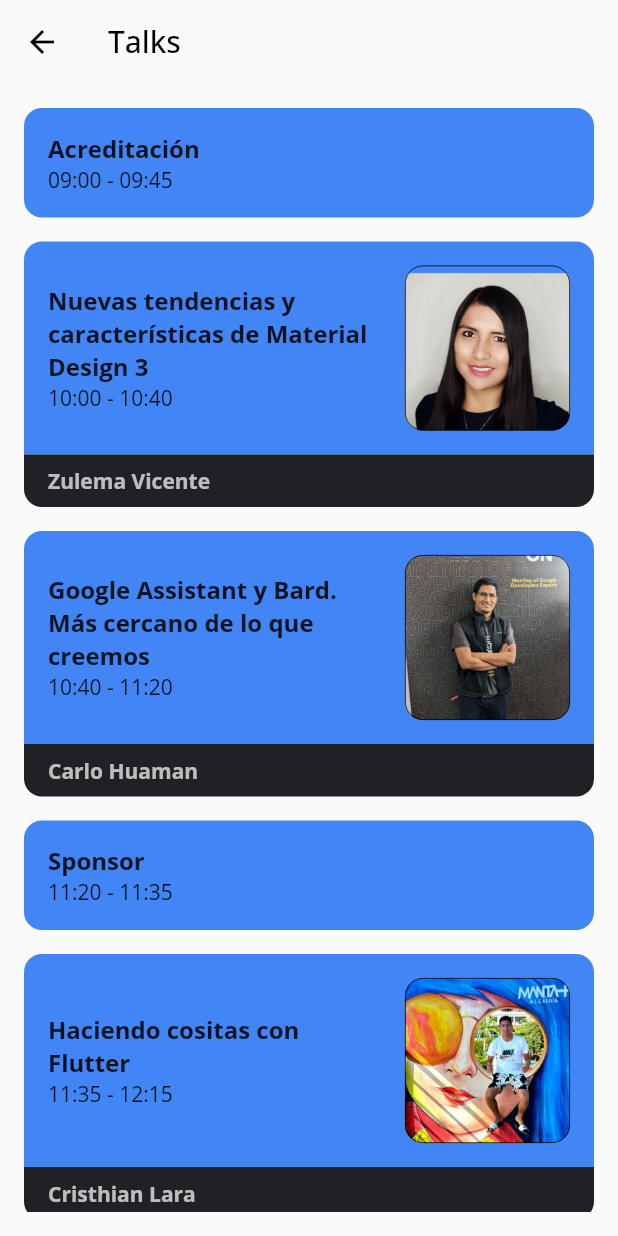
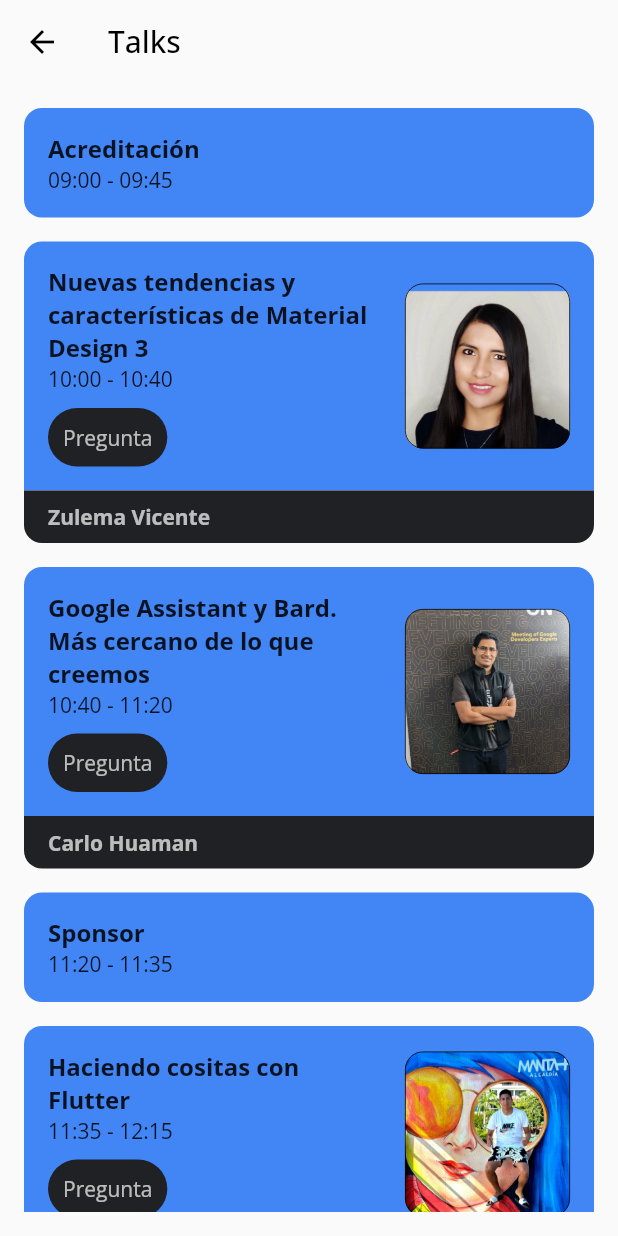
Before and after one commit to Alvardud/IO_Extended_2023_GDG_La_Paz, a Flutter app: the AgendaPage screen opened by its route, on a phone screen of 412 x 824 dp. Run offline on Flutter 3.47's test engine with Material 2 defaults, Android fonts, the phone set to English and light mode, and no system bars; our stand-ins replace cloud_firestore, firebase_auth, firebase_core, flutter_svg, google_fonts, shared_preferences; accounts and stored records are empty.

Commit message:
question button added

```diff
--- a/lib/src/ui/pages/agenda/agenda_page.dart
+++ b/lib/src/ui/pages/agenda/agenda_page.dart
@@ -1,5 +1,6 @@
 import 'dart:math';
 
+import 'package:flutter/cupertino.dart';
 import 'package:flutter/material.dart';
 import 'package:io_extended_2023_gdg_la_paz/src/plugins/theme_controller.dart';
 import 'package:io_extended_2023_gdg_la_paz/src/ui/pages/agenda/agenda_service.dart';
@@ -86,6 +87,35 @@ class _AgendaPageState extends State<AgendaPage> {
                                     fontSize: 14,
                                   ),
                                 ),
+                                if (talk.type == 'talk' ||
+                                    talk.type == 'codelab')
+                                  GestureDetector(
+                                    onTap: () {
+                                      showDialog(
+                                          context: context,
+                                          builder: (context) {
+                                            //TODO: DIAGLOG
+                                            return AlertDialog();
+                                            // return MakeQuestionWidget();
+                                          });
+                                    },
+                                    child: Container(
+                                      margin: const EdgeInsets.only(top: 10),
+                                      decoration: BoxDecoration(
+                                        color: AppColors.googleGrey900,
+                                        borderRadius: BorderRadius.circular(20),
+                                      ),
+                                      child: const Padding(
+                                        padding: EdgeInsets.all(10.0),
+                                        child: Text(
+                                          'Pregunta',
+                                          style: TextStyle(
+                                            color: Colors.white70,
+                                          ),
+                                        ),
+                                      ),
+                                    ),
+                                  )
                               ],
                             )),
                       ),
```
Also changed, not shown: lib/src/config/init_app.dart (+5 -2 lines).
